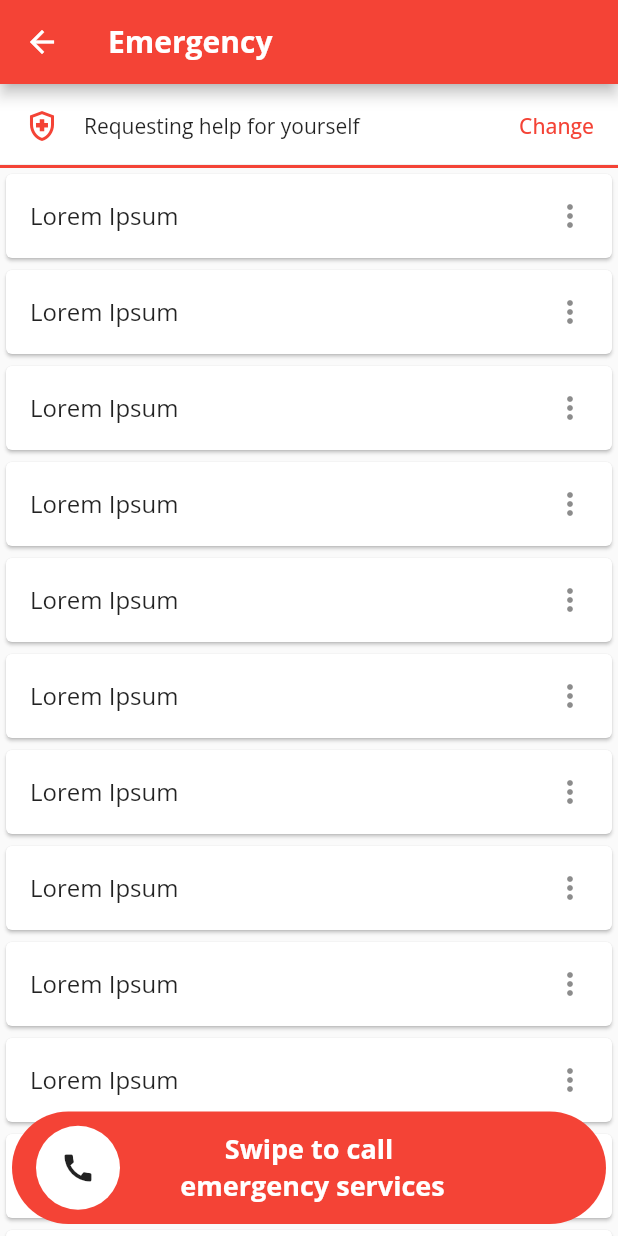
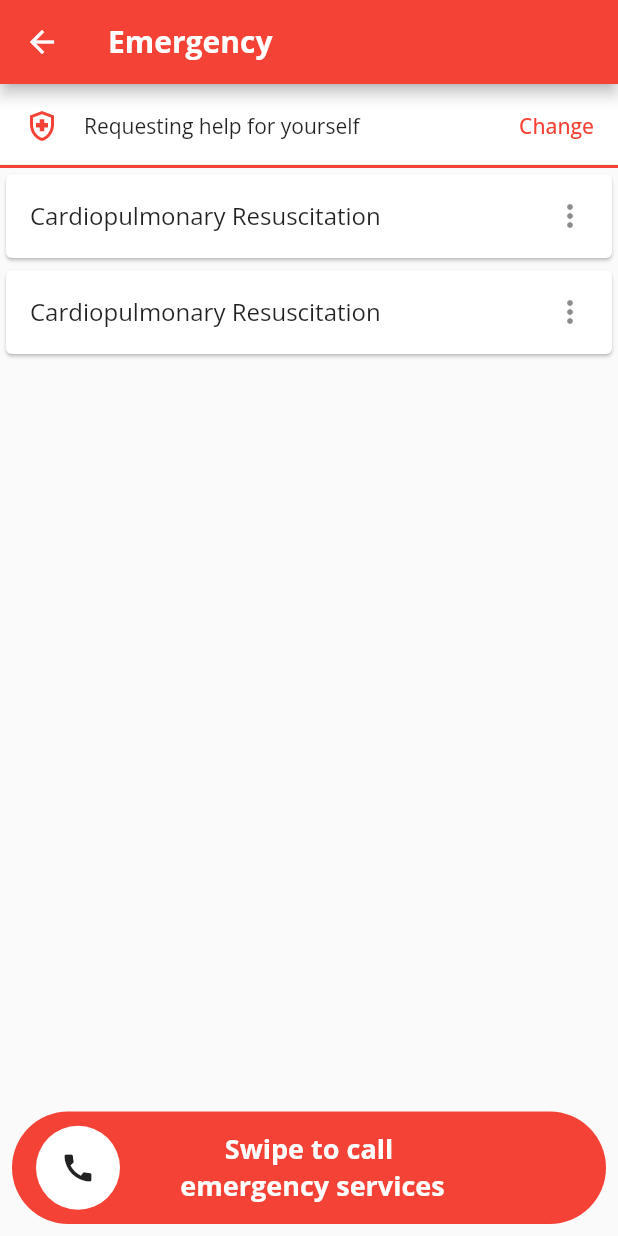
Before and after one commit to tanshaochong/Lifeline, a Flutter app: the EmergencyPage screen opened directly, on a phone screen of 412 x 824 dp. Run offline on Flutter 3.47's test engine with Material 2 defaults, Android fonts, the phone set to English and light mode, and no system bars; drawn by our look-alikes of slide_to_act; our stand-ins replace carousel_slider, firebase_auth, firebase_core, flutter_widget_from_html, google_fonts, google_maps_flutter and 5 more; missing offline and left inert: flutter_polyline_points; accounts and stored records are empty.

```diff
--- a/lib/emergency.dart
+++ b/lib/emergency.dart
@@ -76,8 +76,6 @@ class _EmergencyPageState extends State<EmergencyPage> {
 
   @override
   Widget build(BuildContext context) {
-    print(emergencyList);
-
     return Scaffold(
       appBar: AppBar(
         title: const Text(
@@ -91,18 +89,25 @@ class _EmergencyPageState extends State<EmergencyPage> {
           children: [
             const ModeBanner(),
             Expanded(
-              child: ListView.builder(itemBuilder: (context, index) {
+              child: ListView.builder(
+                  itemCount: emergencyList.length,
+                  itemBuilder: (context, index) {
                     return Card(
                       child: ListTile(
                         onTap: () {
                           Navigator.push(
                             context,
                             MaterialPageRoute(
-                              builder: (context) => const InstructionsPage()));
+                                builder: (context) => InstructionsPage(
+                                      name: emergencyList[index].name,
+                                      instructions:
+                                          emergencyList[index].instructions,
+                                    )),
+                          );
                         },
                         // leading: FlutterLogo(),
-                    title: const Text('Lorem Ipsum'),
-                    trailing: Icon(Icons.more_vert),
+                        title: Text(emergencyList[index].name),
+                        trailing: const Icon(Icons.more_vert),
                       ),
                     );
                   }),
```
Also changed, not shown: lib/instructions.dart (+15 -53 lines). Lines whose indentation alone changed are shown as unchanged.
